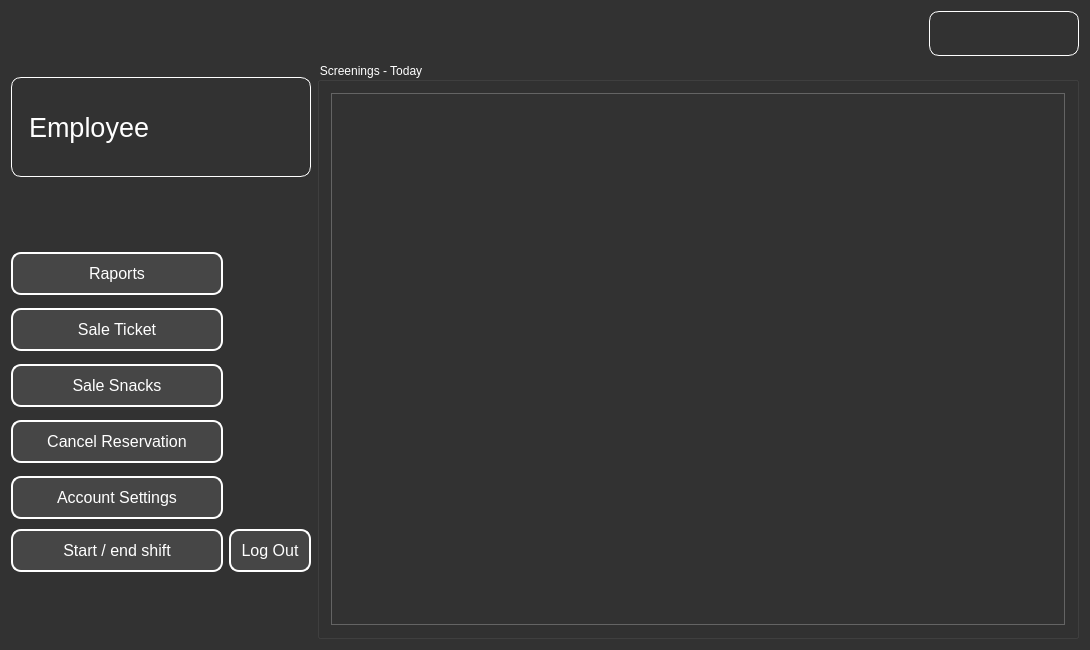
JustKoshi/QTCinemaProject, file EmployeePage.ui: the form before one commit.
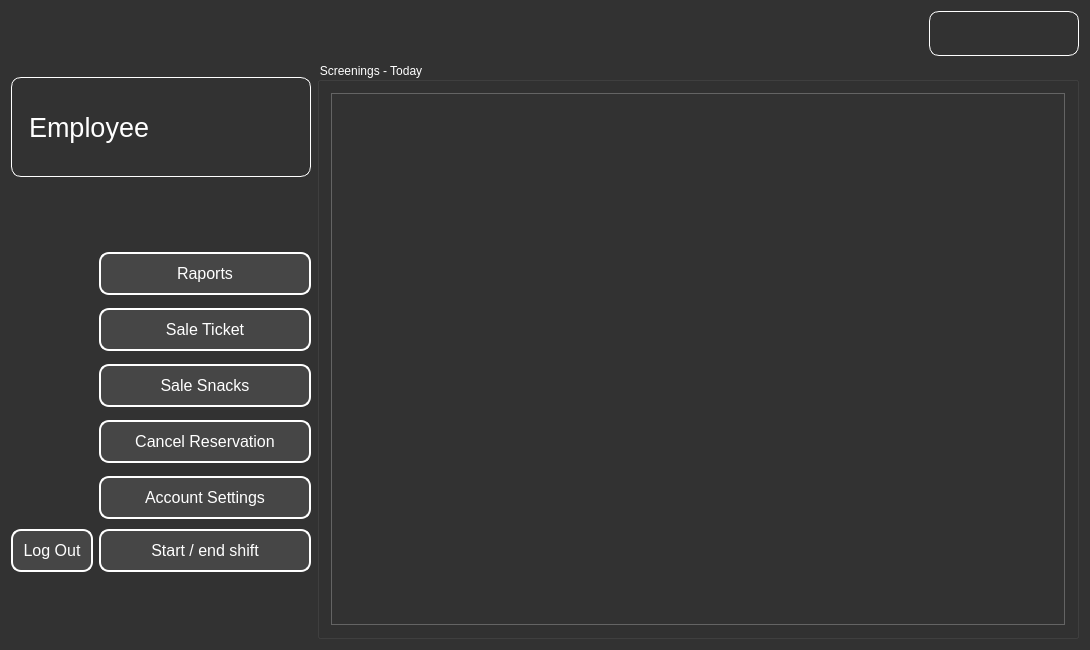
The form after the commit.

The edit to the form file:
```diff
--- a/EmployeePage.ui
+++ b/EmployeePage.ui
@@ -69,26 +69,7 @@
       </item>
       <item>
        <layout class="QGridLayout" name="gridLayout">
-        <item row="4" column="1">
-         <widget class="QLabel" name="label_5">
-          <property name="minimumSize">
-           <size>
-            <width>50</width>
-            <height>50</height>
-           </size>
-          </property>
-          <property name="maximumSize">
-           <size>
-            <width>50</width>
-            <height>50</height>
-           </size>
-          </property>
-          <property name="text">
-           <string/>
-          </property>
-         </widget>
-        </item>
-        <item row="3" column="0">
+        <item row="3" column="1">
          <widget class="QPushButton" name="pushButton_cancel_reservation">
           <property name="minimumSize">
            <size>
@@ -124,83 +105,43 @@
           </property>
          </widget>
         </item>
-        <item row="2" column="1">
-         <widget class="QLabel" name="label_3">
-          <property name="minimumSize">
-           <size>
-            <width>50</width>
-            <height>50</height>
-           </size>
-          </property>
-          <property name="maximumSize">
-           <size>
-            <width>50</width>
-            <height>50</height>
-           </size>
-          </property>
-          <property name="text">
-           <string/>
-          </property>
-         </widget>
-        </item>
         <item row="0" column="1">
-         <widget class="QLabel" name="label">
+         <widget class="QPushButton" name="pushButton_reports">
           <property name="minimumSize">
            <size>
-            <width>50</width>
-            <height>50</height>
+            <width>0</width>
+            <height>40</height>
            </size>
           </property>
-          <property name="maximumSize">
-           <size>
-            <width>50</width>
-            <height>50</height>
-           </size>
+          <property name="font">
+           <font>
+            <pointsize>-1</pointsize>
+           </font>
           </property>
-          <property name="text">
-           <string/>
+          <property name="styleSheet">
+           <string notr="true">   QPushButton {
+            background-color: rgb(70, 70, 70);
+            color: white;
+            border: 2px solid white;
+            border-radius: 10px;
+            padding: 10px;
+            font-size: 16px;
+        }
+        QPushButton:hover {
+            background-color: rgb(90, 90, 90);
+            border: 2px solid rgb(120, 120, 120);
+        }
+        QPushButton:pressed {
+            background-color: rgb(50, 50, 50);
+            border: 2px solid rgb(150, 150, 150);
+        }</string>
           </property>
-         </widget>
-        </item>
-        <item row="1" column="1">
-         <widget class="QLabel" name="label_2">
-          <property name="minimumSize">
-           <size>
-            <width>50</width>
-            <height>50</height>
-           </size>
-          </property>
-          <property name="maximumSize">
-           <size>
-            <width>50</width>
-            <height>50</height>
-           </size>
-          </property>
           <property name="text">
-           <string/>
+           <string>Raports</string>
           </property>
          </widget>
         </item>
-        <item row="3" column="1">
-         <widget class="QLabel" name="label_4">
-          <property name="minimumSize">
-           <size>
-            <width>50</width>
-            <height>50</height>
-           </size>
-          </property>
-          <property name="maximumSize">
-           <size>
-            <width>50</width>
-            <height>50</height>
-           </size>
-          </property>
-          <property name="text">
-           <string/>
-          </property>
-         </widget>
-        </item>
-        <item row="2" column="0">
+        <item row="2" column="1">
          <widget class="QPushButton" name="pushButton_snack_sale">
           <property name="minimumSize">
            <size>
@@ -236,8 +177,8 @@
           </property>
          </widget>
         </item>
-        <item row="5" column="1">
-         <widget class="QPushButton" name="pushButton_logout">
+        <item row="4" column="1">
+         <widget class="QPushButton" name="pushButton_account_settings">
           <property name="minimumSize">
            <size>
             <width>0</width>
@@ -268,11 +209,11 @@
         }</string>
           </property>
           <property name="text">
-           <string>Log Out</string>
+           <string>Account Settings</string>
           </property>
          </widget>
         </item>
-        <item row="1" column="0">
+        <item row="1" column="1">
          <widget class="QPushButton" name="pushButton_ticket_sale">
           <property name="minimumSize">
            <size>
@@ -308,7 +249,7 @@
           </property>
          </widget>
         </item>
-        <item row="5" column="0">
+        <item row="5" column="1">
          <widget class="QPushButton" name="pushButton_checkOut">
           <property name="minimumSize">
            <size>
@@ -344,44 +285,103 @@
           </property>
          </widget>
         </item>
-        <item row="4" column="0">
-         <widget class="QPushButton" name="pushButton_account_settings">
-          <property name="minimumSize">
-           <size>
-            <width>0</width>
-            <height>40</height>
-           </size>
-          </property>
-          <property name="font">
-           <font>
-            <pointsize>-1</pointsize>
-           </font>
-          </property>
-          <property name="styleSheet">
-           <string notr="true">   QPushButton {
-            background-color: rgb(70, 70, 70);
-            color: white;
-            border: 2px solid white;
-            border-radius: 10px;
-            padding: 10px;
-            font-size: 16px;
-        }
-        QPushButton:hover {
-            background-color: rgb(90, 90, 90);
-            border: 2px solid rgb(120, 120, 120);
-        }
-        QPushButton:pressed {
-            background-color: rgb(50, 50, 50);
-            border: 2px solid rgb(150, 150, 150);
-        }</string>
-          </property>
-          <property name="text">
-           <string>Account Settings</string>
-          </property>
-         </widget>
-        </item>
         <item row="0" column="0">
-         <widget class="QPushButton" name="pushButton_reports">
+         <widget class="QLabel" name="label">
+          <property name="minimumSize">
+           <size>
+            <width>50</width>
+            <height>50</height>
+           </size>
+          </property>
+          <property name="maximumSize">
+           <size>
+            <width>50</width>
+            <height>50</height>
+           </size>
+          </property>
+          <property name="text">
+           <string/>
+          </property>
+         </widget>
+        </item>
+        <item row="1" column="0">
+         <widget class="QLabel" name="label_2">
+          <property name="minimumSize">
+           <size>
+            <width>50</width>
+            <height>50</height>
+           </size>
+          </property>
+          <property name="maximumSize">
+           <size>
+            <width>50</width>
+            <height>50</height>
+           </size>
+          </property>
+          <property name="text">
+           <string/>
+          </property>
+         </widget>
+        </item>
+        <item row="2" column="0">
+         <widget class="QLabel" name="label_3">
+          <property name="minimumSize">
+           <size>
+            <width>50</width>
+            <height>50</height>
+           </size>
+          </property>
+          <property name="maximumSize">
+           <size>
+            <width>50</width>
+            <height>50</height>
+           </size>
+          </property>
+          <property name="text">
+           <string/>
+          </property>
+         </widget>
+        </item>
+        <item row="3" column="0">
+         <widget class="QLabel" name="label_4">
+          <property name="minimumSize">
+           <size>
+            <width>50</width>
+            <height>50</height>
+           </size>
+          </property>
+          <property name="maximumSize">
+           <size>
+            <width>50</width>
+            <height>50</height>
+           </size>
+          </property>
+          <property name="text">
+           <string/>
+          </property>
+         </widget>
+        </item>
+        <item row="4" column="0">
+         <widget class="QLabel" name="label_5">
+          <property name="minimumSize">
+           <size>
+            <width>50</width>
+            <height>50</height>
+           </size>
+          </property>
+          <property name="maximumSize">
+           <size>
+            <width>50</width>
+            <height>50</height>
+           </size>
+          </property>
+          <property name="text">
+           <string/>
+          </property>
+         </widget>
+        </item>
+        <item row="5" column="0">
+         <widget class="QPushButton" name="pushButton_logout">
           <property name="minimumSize">
            <size>
             <width>0</width>
@@ -412,7 +412,7 @@
         }</string>
           </property>
           <property name="text">
-           <string>Raports</string>
+           <string>Log Out</string>
           </property>
          </widget>
         </item>
```
